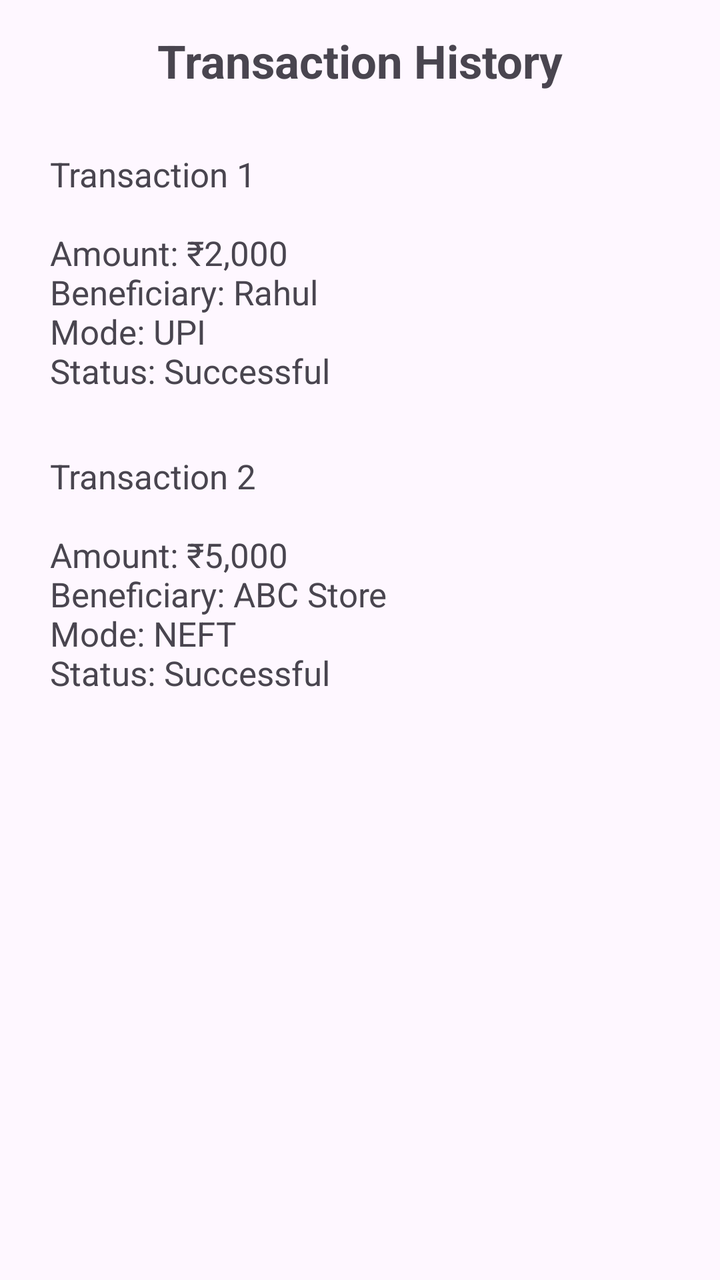
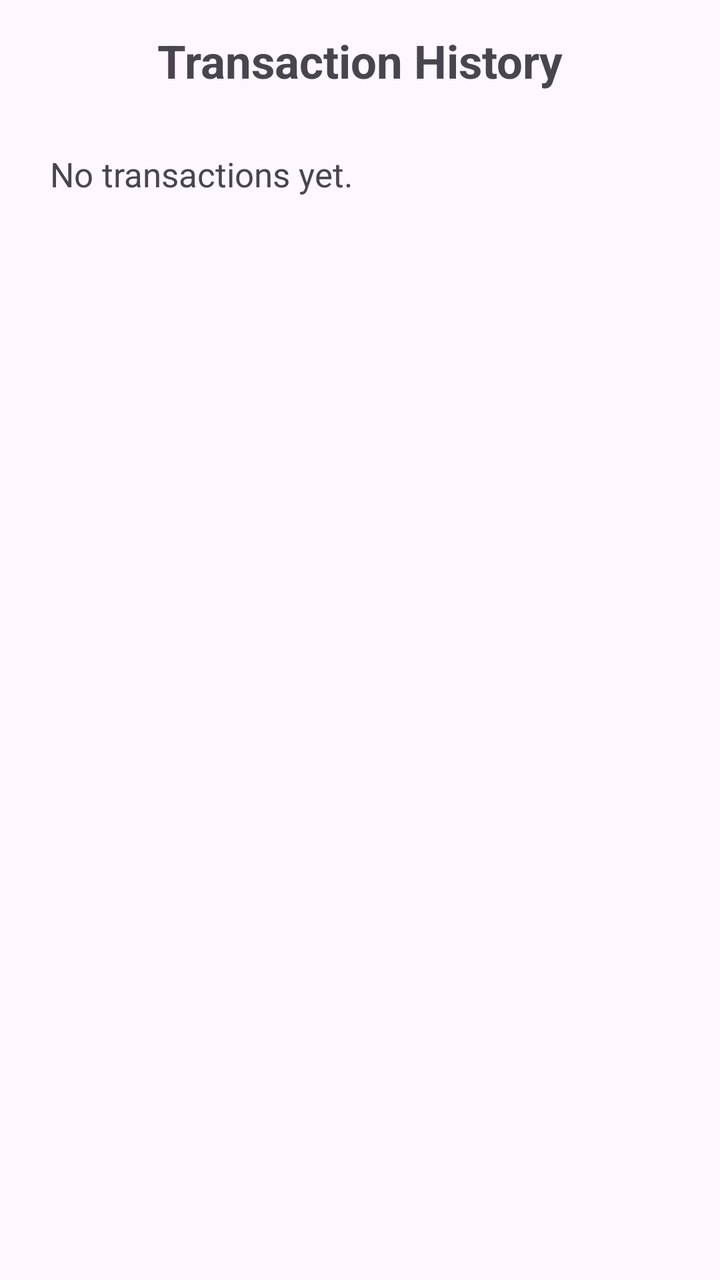

Before-and-after screenshots of an Android layout around one commit, followed by the original layout XML and the change that was made.
<!-- AndroidManifest.xml: application theme Theme.BankMateLabInternal -->
<!-- res/layout/fragment_transaction_history.xml -->
<?xml version="1.0" encoding="utf-8"?>
<ScrollView xmlns:android="http://schemas.android.com/apk/res/android"
    android:layout_width="match_parent"
    android:layout_height="match_parent">

    <LinearLayout
        android:layout_width="match_parent"
        android:layout_height="wrap_content"
        android:orientation="vertical"
        android:padding="15dp">

        <TextView
            android:layout_width="match_parent"
            android:layout_height="wrap_content"
            android:text="Transaction History"
            android:textSize="23sp"
            android:textStyle="bold"
            android:gravity="center"
            android:layout_marginBottom="20dp" />

        <TextView
            android:layout_width="match_parent"
            android:layout_height="wrap_content"
            android:text="Transaction 1&#10;&#10;Amount: ₹2,000&#10;Beneficiary: Rahul&#10;Mode: UPI&#10;Status: Successful"
            android:textSize="17sp"
            android:padding="10dp" />

        <TextView
            android:layout_width="match_parent"
            android:layout_height="wrap_content"
            android:text="Transaction 2&#10;&#10;Amount: ₹5,000&#10;Beneficiary: ABC Store&#10;Mode: NEFT&#10;Status: Successful"
            android:textSize="17sp"
            android:padding="10dp"
            android:layout_marginTop="10dp" />

    </LinearLayout>

</ScrollView>
<!-- resources referenced by this layout -->
<resources>
  <style name="Theme.BankMateLabInternal" parent="Base.Theme.BankMateLabInternal" />
  <style name="Base.Theme.BankMateLabInternal" parent="Theme.Material3.DayNight.NoActionBar">
          
          
      </style>
</resources>

<!-- the commit's change to res/layout/fragment_transaction_history.xml (unified diff, before → after) -->
@@ -19,19 +19,12 @@
             android:layout_marginBottom="20dp" />
 
         <TextView
+            android:id="@+id/historyTextView"
             android:layout_width="match_parent"
             android:layout_height="wrap_content"
-            android:text="Transaction 1&#10;&#10;Amount: ₹2,000&#10;Beneficiary: Rahul&#10;Mode: UPI&#10;Status: Successful"
+            android:text="No transactions yet."
             android:textSize="17sp"
             android:padding="10dp" />
-
-        <TextView
-            android:layout_width="match_parent"
-            android:layout_height="wrap_content"
-            android:text="Transaction 2&#10;&#10;Amount: ₹5,000&#10;Beneficiary: ABC Store&#10;Mode: NEFT&#10;Status: Successful"
-            android:textSize="17sp"
-            android:padding="10dp"
-            android:layout_marginTop="10dp" />
 
     </LinearLayout>
 
